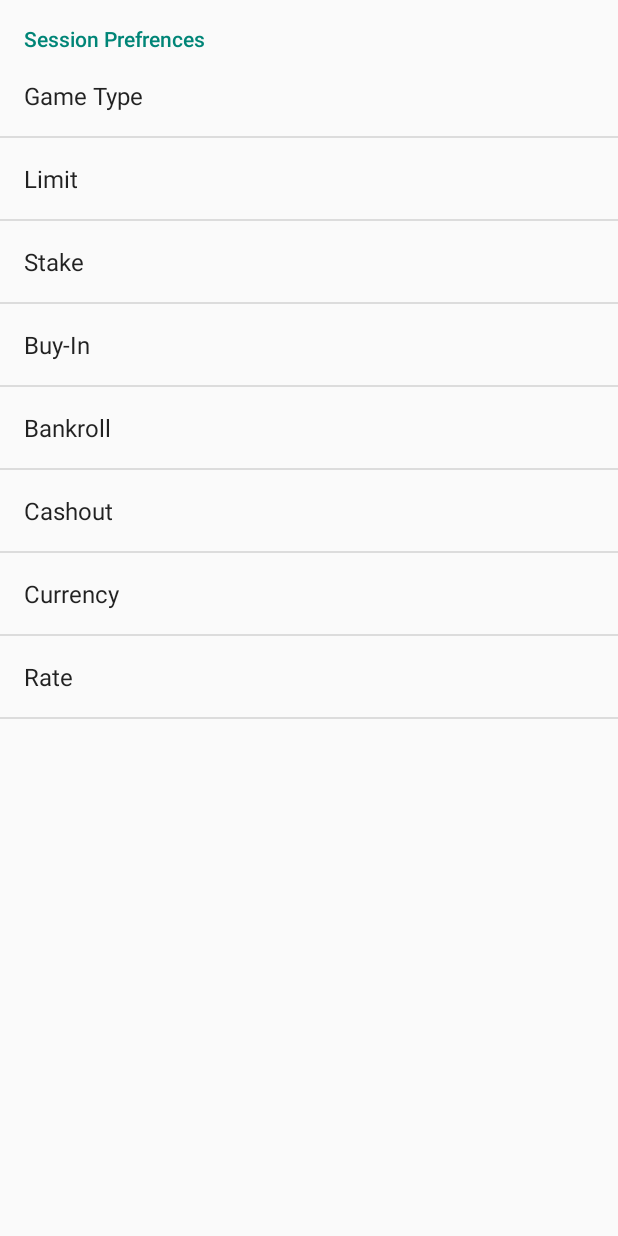
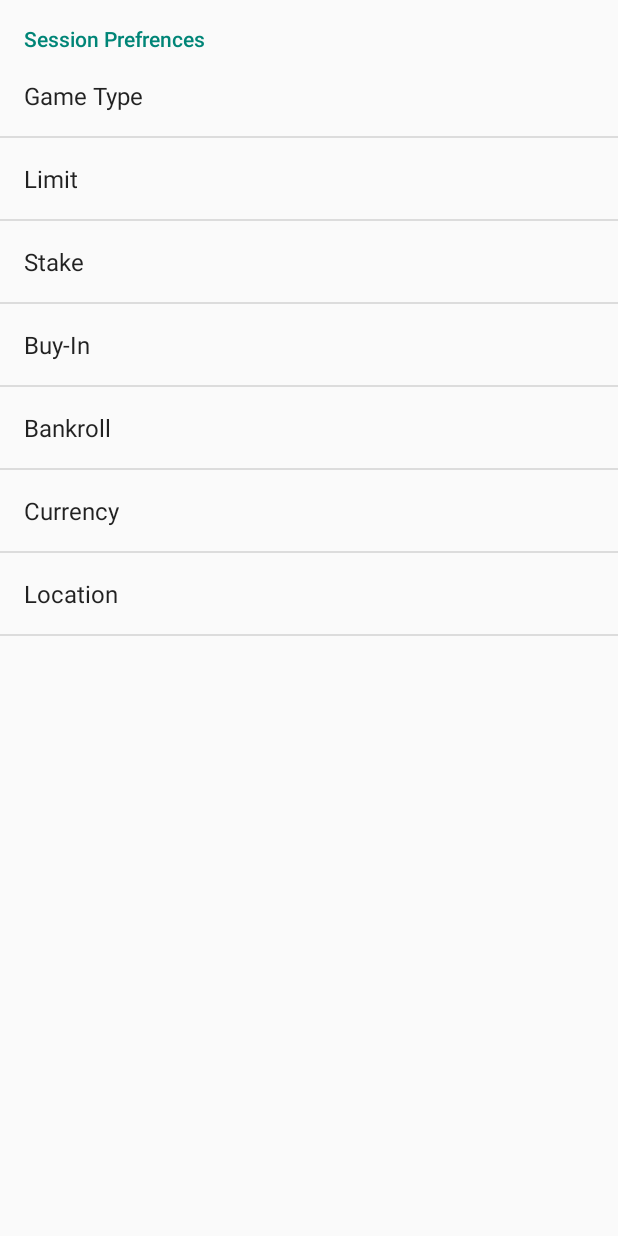
Before and after one commit to loana-albisser/Poker_Operator, an Android app: the screen it shows after launch (SessionPrefrences), in the options menu, after a tap on "Preferences", on a phone screen of 412 x 824 dp. Run offline under Robolectric (Android 15) with nearby library versions, the phone set to English and light mode, and no system bars; 2 statements that could not run were skipped.

Commit message:
get values from db for preferences implement save

```diff
--- a/app/src/main/java/mobpro/hslu/poker_operator/FragmentSession.java
+++ b/app/src/main/java/mobpro/hslu/poker_operator/FragmentSession.java
@@ -1,5 +1,7 @@
 package mobpro.hslu.poker_operator;
 
+import android.app.AlertDialog;
+import android.content.DialogInterface;
 import android.content.SharedPreferences;
 import android.os.Bundle;
 import android.preference.ListPreference;
@@ -8,10 +10,13 @@ import android.view.LayoutInflater;
 import android.view.View;
 import android.view.ViewGroup;
 import android.widget.ArrayAdapter;
+import android.widget.Button;
 import android.widget.EditText;
 import android.widget.ListView;
 import android.widget.Spinner;
 
+import java.text.ParseException;
+import java.text.SimpleDateFormat;
 import java.util.ArrayList;
 
 import mobpro.hslu.poker_operator.database.DbAdapter;
@@ -20,6 +25,7 @@ import mobpro.hslu.poker_operator.entity.Currency;
 import mobpro.hslu.poker_operator.entity.Games;
 import mobpro.hslu.poker_operator.entity.Limittype;
 import mobpro.hslu.poker_operator.entity.Location;
+import mobpro.hslu.poker_operator.entity.Session;
 import mobpro.hslu.poker_operator.entity.Stake;
 
 /**
@@ -48,6 +54,21 @@ public class FragmentSession extends android.support.v4.app.Fragment {
 
     private ArrayList<Stake> allStakes;
     private ArrayAdapter<Stake> stakeArrayAdapter;
+
+    private Button btnstartDate;
+    private Button btnendDate;
+    private Button btnstartTime;
+    private Button btnendTime;
+
+    private EditText buyIn;
+    private EditText cashout;
+
+    private Spinner listGameType;
+    private Spinner listtLimitType;
+    private Spinner listStake;
+    private Spinner listCashout;
+    private Spinner listCurrency;
+    private Spinner listRate;
 
     public FragmentSession(){
 
--- a/app/src/main/java/mobpro/hslu/poker_operator/MainActivity.java
+++ b/app/src/main/java/mobpro/hslu/poker_operator/MainActivity.java
@@ -18,6 +18,7 @@ import android.view.View;
 import android.view.ViewGroup;
 import android.support.v4.widget.DrawerLayout;
 import android.view.WindowManager;
+import android.widget.AdapterView;
 import android.widget.Button;
 import android.widget.EditText;
 import android.widget.Spinner;
@@ -28,8 +29,13 @@ import java.util.Calendar;
 import java.util.Date;
 
 import mobpro.hslu.poker_operator.database.DbAdapter;
+import mobpro.hslu.poker_operator.entity.Bankroll;
+import mobpro.hslu.poker_operator.entity.Currency;
+import mobpro.hslu.poker_operator.entity.Games;
 import mobpro.hslu.poker_operator.entity.Limittype;
+import mobpro.hslu.poker_operator.entity.Location;
 import mobpro.hslu.poker_operator.entity.Session;
+import mobpro.hslu.poker_operator.entity.Stake;
 import mobpro.hslu.poker_operator.settings.SettingsBankroll;
 import mobpro.hslu.poker_operator.settings.SettingsCurrency;
 import mobpro.hslu.poker_operator.settings.SettingsGames;
@@ -75,6 +81,8 @@ public class MainActivity extends ActionBarActivity
     private Spinner listCashout;
     private Spinner listCurrency;
     private Spinner listRate;
+    private Spinner listBankroll;
+    private Spinner listLocation;
 
     private DbAdapter dbAdapter;
 
@@ -174,17 +182,28 @@ public class MainActivity extends ActionBarActivity
         startActivity(intent);
     }
 
-    public void save (final View v){
+    public void saveSession (final View v){
         buyIn = (EditText)findViewById(R.id.edit_buyIn);
         cashout = (EditText)findViewById(R.id.edit_cashout);
 
-        //Get startDate
         btnstartDate = (Button)findViewById(R.id.btn_startDate);
         btnstartTime = (Button)findViewById(R.id.btn_start);
-        listtLimitType = (Spinner)findViewById(R.id.listView_limit);
-        //Object limitValue = listtLimitType.getSelectedItem();
-        //limitValue.
 
+        listGameType = (Spinner)findViewById(R.id.spinner_gameType);
+        listtLimitType = (Spinner)findViewById(R.id.spinner_limitType);
+        listStake = (Spinner)findViewById(R.id.spinner_stake);
+        listBankroll = (Spinner)findViewById(R.id.spinner_bankroll);
+        listCurrency = (Spinner)findViewById(R.id.spinner_currency);
+        listRate = (Spinner)findViewById(R.id.spinner_currency);
+        listLocation = (Spinner)findViewById(R.id.spinner_location);
+
+        Bankroll bankrollValue = (Bankroll)listBankroll.getSelectedItem();
+        Currency currencyValue = (Currency)listCurrency.getSelectedItem();
+        Games gameValue = (Games)listGameType.getSelectedItem();
+        Limittype limitValue = (Limittype)listtLimitType.getSelectedItem();
+        Location locationValue = (Location)listLocation.getSelectedItem();
+
+        Stake stakeValue = (Stake)listStake.getSelectedItem();
 
         String startDateString = btnstartDate.getText()+" " +btnstartTime.getText();
         String endDateString= btnendDate.getText()+" " +btnendTime.getText();
@@ -193,13 +212,18 @@ public class MainActivity extends ActionBarActivity
         try {
             startDate = format.parse(startDateString);
             endDate = format.parse(endDateString);
-
             if (buyIn.getText().toString().trim().isEmpty() ||cashout.getText().toString().trim().isEmpty()){
-                Session session = new Session();
-                //session.setLimittype((Limittype)limit);
+                final Session session = new Session();
+                session.setBankroll(bankrollValue);
+                session.setCurrency(currencyValue);
+                session.setGames(gameValue);
+                session.setLimittype(limitValue);
+                session.setLocation(locationValue);
+                session.setStake(stakeValue);
                 session.setBuyIn(Float.parseFloat(buyIn.getText().toString()));
                 session.setCashout(Float.parseFloat(cashout.getText().toString()));
                 session.setStartDateTime(startDate);
+                session.setEndDateTime(endDate);
                 dbAdapter.CreateDbObject(session);
 
                 AlertDialog.Builder builder = new AlertDialog.Builder(this);
--- a/app/src/main/java/mobpro/hslu/poker_operator/SessionPrefrences.java
+++ b/app/src/main/java/mobpro/hslu/poker_operator/SessionPrefrences.java
@@ -2,7 +2,23 @@ package mobpro.hslu.poker_operator;
 
 import android.app.Activity;
 import android.os.Bundle;
+import android.preference.ListPreference;
+import android.preference.Preference;
 import android.preference.PreferenceFragment;
+import android.widget.ArrayAdapter;
+import android.widget.Spinner;
+
+import java.util.ArrayList;
+import java.util.List;
+
+import mobpro.hslu.poker_operator.database.DbAdapter;
+import mobpro.hslu.poker_operator.entity.Bankroll;
+import mobpro.hslu.poker_operator.entity.Currency;
+import mobpro.hslu.poker_operator.entity.Games;
+import mobpro.hslu.poker_operator.entity.Limittype;
+import mobpro.hslu.poker_operator.entity.Location;
+import mobpro.hslu.poker_operator.entity.Session;
+import mobpro.hslu.poker_operator.entity.Stake;
 
 /**
  * Created by User on 05.05.2015.
@@ -10,16 +26,123 @@ import android.preference.PreferenceFragment;
 public class SessionPrefrences extends Activity {
     @Override
     public void onCreate(final Bundle savedInstanceState) {
+
+
         super.onCreate(savedInstanceState);
         getFragmentManager().beginTransaction().replace(android.R.id.content,
                 new SessionPreferenceInitializer()).commit();
     }
 
     private class SessionPreferenceInitializer extends PreferenceFragment {
+        DbAdapter dbAdapter;
+        private ArrayList<Bankroll> allBankrolls;
+        private ArrayList<Currency> allCurrencies;
+        private ArrayList<Games> allGames;
+        private ArrayList<Limittype> allLimittypes;
+        private ArrayList<Location> allLocations;
+        private ArrayList<Session> allSessions;
+        private ArrayList<Stake>allStakes;
+
+
+
+
         @Override
         public void onCreate (final Bundle savedInstanceState) {
             super.onCreate(savedInstanceState);
+            dbAdapter = new DbAdapter(getActivity());
+            dbAdapter.open();
+
             addPreferencesFromResource(R.xml.preferences);
+
+            //Bankroll
+            ListPreference bankrollList = (ListPreference)findPreference("bankroll");
+            allBankrolls = new ArrayList<>(Bankroll.getAllBankroll(dbAdapter));
+            List<String>bankrollEntries = new ArrayList<>();
+            List<String>bankrollEntryValues = new ArrayList<>();
+            for (Bankroll bankroll : allBankrolls){
+                bankrollEntries.add(bankroll.toString());
+                bankrollEntryValues.add(bankroll.toString());
+            }
+            final CharSequence[]bankrollEntryChar = bankrollEntries.toArray(new CharSequence[bankrollEntries.size()]);
+            final CharSequence[]bankrollEntryValChar = bankrollEntryValues.toArray(new CharSequence[bankrollEntryValues.size()]);
+
+            bankrollList.setEntries(bankrollEntryChar);
+            bankrollList.setEntryValues(bankrollEntryValChar);
+
+            //Currency
+            ListPreference currencyList = (ListPreference)findPreference("currency");
+            allCurrencies = new ArrayList<>(Currency.getAllCurrency(dbAdapter));
+            List<String>currencyEntries = new ArrayList<>();
+            List<String>currencyEntryValues = new ArrayList<>();
+            for (Currency currency : allCurrencies){
+                currencyEntries.add(currency.toString());
+                currencyEntryValues.add(currency.toString());
+            }
+            final CharSequence[]currencyEntryChar = currencyEntries.toArray(new CharSequence[currencyEntries.size()]);
+            final CharSequence[]currencyEntryValChar = currencyEntryValues.toArray(new CharSequence[currencyEntryValues.size()]);
+
+            currencyList.setEntries(currencyEntryChar);
+            currencyList.setEntryValues(currencyEntryValChar);
+
+            //Games
+            ListPreference gameList = (ListPreference)findPreference("gameType");
+            allGames = new ArrayList<>(Games.getAllGames(dbAdapter));
+            List<String>gameEntries = new ArrayList<>();
+            List<String>gameEntryValues = new ArrayList<>();
+            for (Games games : allGames){
+                gameEntries.add(games.toString());
+                gameEntryValues.add(games.toString());
+            }
+            final CharSequence[]gameEntryChar = gameEntries.toArray(new CharSequence[gameEntries.size()]);
+            final CharSequence[]gameEntryValChar = gameEntryValues.toArray(new CharSequence[gameEntryValues.size()]);
+
+            gameList.setEntries(gameEntryChar);
+            gameList.setEntryValues(gameEntryValChar);
+
+            //Limittype
+            ListPreference limitList = (ListPreference)findPreference("limit");
+            allLimittypes = new ArrayList<>(Limittype.getAllLimittypes(dbAdapter));
+            List<String>limitEntries = new ArrayList<>();
+            List<String>limitEntryValues = new ArrayList<>();
+            for (Limittype limit : allLimittypes){
+                limitEntries.add(limit.toString());
+                limitEntryValues.add(limit.toString());
+            }
+            final CharSequence[]limitEntryChar = limitEntries.toArray(new CharSequence[limitEntries.size()]);
+            final CharSequence[]limitEntryValChar = limitEntryValues.toArray(new CharSequence[limitEntryValues.size()]);
+
+            limitList.setEntries(limitEntryChar);
+            limitList.setEntryValues(limitEntryValChar);
+
+            //Location
+            ListPreference locationList = (ListPreference)findPreference("location");
+            allLocations = new ArrayList<>(Location.getAllLocation(dbAdapter));
+            List<String>locationEntries = new ArrayList<>();
+            List<String>locationEntryValues = new ArrayList<>();
+            for (Location location : allLocations){
+                locationEntries.add(location.toString());
+                locationEntryValues.add(location.toString());
+            }
+            final CharSequence[]locationEntryChar = locationEntries.toArray(new CharSequence[locationEntries.size()]);
+            final CharSequence[]locationEntryValChar = locationEntryValues.toArray(new CharSequence[locationEntryValues.size()]);
+
+            locationList.setEntries(locationEntryChar);
+            locationList.setEntryValues(locationEntryValChar);
+
+            //Stake
+            ListPreference stakeList = (ListPreference)findPreference("stake");
+            allStakes = new ArrayList<>(Stake.getAllStakes(dbAdapter));
+            List<String>stakeEntries = new ArrayList<>();
+            List<String>stakeEntryValues = new ArrayList<>();
+            for (Stake stake : allStakes){
+                stakeEntries.add(stake.toString());
+                stakeEntryValues.add(stake.toString());
+            }
+            final CharSequence[]stakeEntryChar = stakeEntries.toArray(new CharSequence[stakeEntries.size()]);
+            final CharSequence[]stakeEntryValChar = stakeEntryValues.toArray(new CharSequence[stakeEntryValues.size()]);
+
+            stakeList.setEntries(stakeEntryChar);
+            stakeList.setEntryValues(stakeEntryValChar);
         }
     }
 }
--- a/app/src/main/java/mobpro/hslu/poker_operator/entity/Stake.java
+++ b/app/src/main/java/mobpro/hslu/poker_operator/entity/Stake.java
@@ -58,7 +58,7 @@ public class Stake implements DbObject {
 
     @Override
     public String getTableName() {
-        return DbHelper.TABLE_BANKROLL;
+        return DbHelper.TABLE_STAKE;
     }
 
     @Override
--- a/app/src/main/res/layout/fragment_session.xml
+++ b/app/src/main/res/layout/fragment_session.xml
@@ -262,7 +262,7 @@
                 android:text="@string/btn_save"
                 android:id="@+id/btn_save"
                 android:layout_margin="5dp"
-                android:onClick="save"/>
+                android:onClick="saveSession"/>
 
         </LinearLayout>
     </ScrollView>
--- a/app/src/main/res/values/strings.xml
+++ b/app/src/main/res/values/strings.xml
@@ -48,4 +48,5 @@
     <string name="action_prefrences">Preferences</string>
     <string name="txt_currency">Currency</string>
     <string name="txt_Rate">Currency Rate</string>
+    <string name="preferences" />
 </resources>
--- a/app/src/main/res/xml/preferences.xml
+++ b/app/src/main/res/xml/preferences.xml
@@ -7,8 +7,6 @@
 
     <ListPreference
         android:key="gameType"
-        android:entryValues="@array/game"
-        android:entries="@array/game"
         android:persistent="true"
         android:shouldDisableView="true"
         android:title="Game Type"/>
@@ -16,16 +14,12 @@
 
     <ListPreference
         android:key="limit"
-        android:entryValues="@array/limit"
-        android:entries="@array/limit"
         android:persistent="true"
         android:shouldDisableView="true"
         android:title="Limit"/>
 
     <ListPreference
         android:key="stake"
-        android:entryValues="@array/stake"
-        android:entries="@array/stake"
         android:persistent="true"
         android:shouldDisableView="true"
         android:title="Stake"/>
@@ -39,31 +33,20 @@
     <ListPreference
         android:dependency="bankroll"
         android:key="bankroll"
-        android:entryValues="@array/bankroll"
-        android:entries="@array/bankroll"
         android:persistent="true"
         android:title="Bankroll"/>
 
-    <EditTextPreference
-        android:key="cashout"
-        android:persistent="true"
-        android:title="Cashout"/>
-
     <ListPreference
         android:key="currency"
-        android:entryValues="@array/currency"
-        android:entries="@array/currency"
         android:persistent="true"
         android:shouldDisableView="true"
         android:title="Currency"/>
 
     <ListPreference
-        android:key="rate"
-        android:entryValues="@array/currencyRate"
-        android:entries="@array/currencyRate"
+        android:key="location"
         android:persistent="true"
         android:shouldDisableView="true"
-        android:title="Rate"/>
+        android:title="Location"/>
 
 
 </PreferenceScreen>
```
